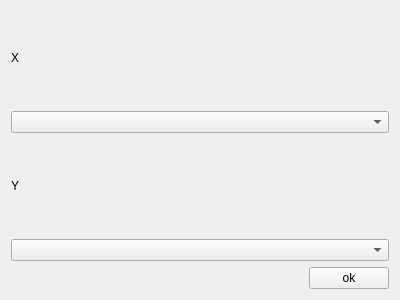
FranciscoGauna/Microscopy-Program, file View/frontend/UI/select_motors_interface.ui: the form before one commit.
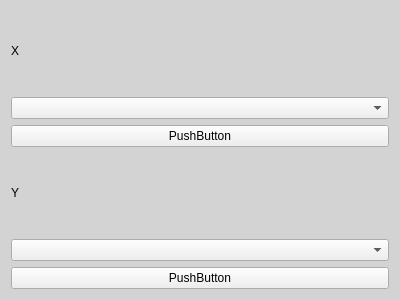
The form after the commit.

```diff
--- a/View/frontend/UI/select_motors_interface.ui
+++ b/View/frontend/UI/select_motors_interface.ui
@@ -13,6 +13,9 @@
   <property name="windowTitle">
    <string>Form</string>
   </property>
+  <property name="styleSheet">
+   <string notr="true">background-color: lightgray;</string>
+  </property>
   <layout class="QGridLayout" name="gridLayout">
    <item row="1" column="0">
     <layout class="QVBoxLayout" name="verticalLayout">
@@ -24,7 +27,21 @@
       </widget>
      </item>
      <item>
-      <widget class="QComboBox" name="x_cb"/>
+      <widget class="QComboBox" name="x_cb">
+       <property name="styleSheet">
+        <string notr="true">background-color: Pale gray;</string>
+       </property>
+      </widget>
+     </item>
+     <item>
+      <widget class="QPushButton" name="x_file_button">
+       <property name="styleSheet">
+        <string notr="true">background-color: Pale gray;</string>
+       </property>
+       <property name="text">
+        <string>PushButton</string>
+       </property>
+      </widget>
      </item>
      <item>
       <widget class="QLabel" name="y_label">
@@ -34,31 +51,21 @@
       </widget>
      </item>
      <item>
-      <widget class="QComboBox" name="y_cb"/>
+      <widget class="QComboBox" name="y_cb">
+       <property name="styleSheet">
+        <string notr="true">background-color: Pale gray;</string>
+       </property>
+      </widget>
      </item>
      <item>
-      <layout class="QHBoxLayout" name="horizontalLayout">
-       <item>
-        <spacer name="horizontalSpacer">
-         <property name="orientation">
-          <enum>Qt::Horizontal</enum>
-         </property>
-         <property name="sizeHint" stdset="0">
-          <size>
-           <width>40</width>
-           <height>20</height>
-          </size>
-         </property>
-        </spacer>
-       </item>
-       <item>
-        <widget class="QPushButton" name="pushButton">
-         <property name="text">
-          <string>ok</string>
-         </property>
-        </widget>
-       </item>
-      </layout>
+      <widget class="QPushButton" name="y_file_button">
+       <property name="styleSheet">
+        <string notr="true">background-color: Pale gray;</string>
+       </property>
+       <property name="text">
+        <string>PushButton</string>
+       </property>
+      </widget>
      </item>
     </layout>
    </item>
```
